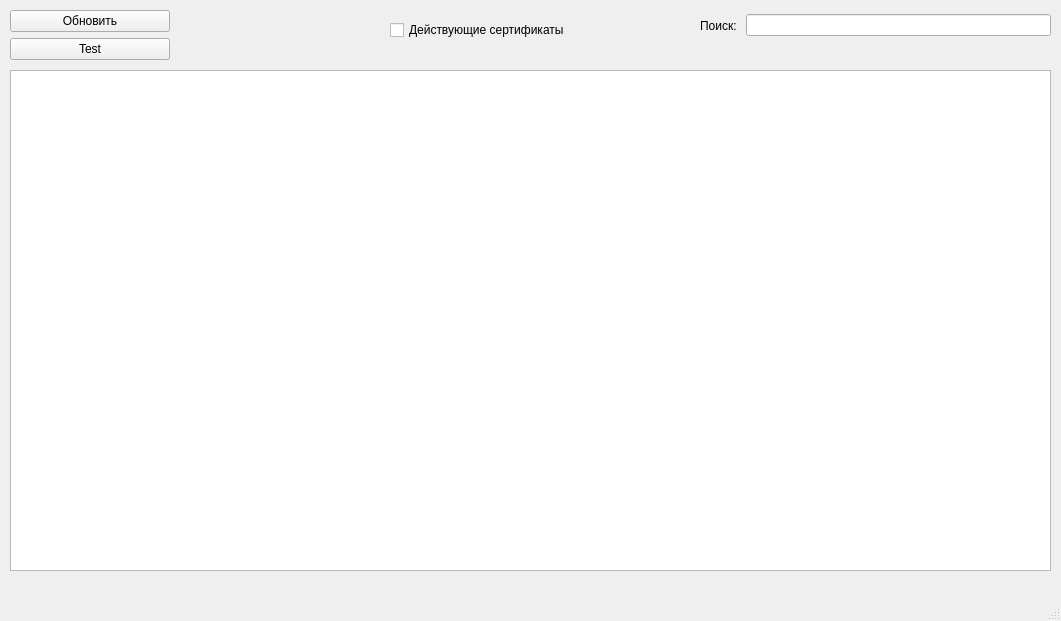
First picture: the form in tableview.ui, repository Kyraas/work, before the edit.
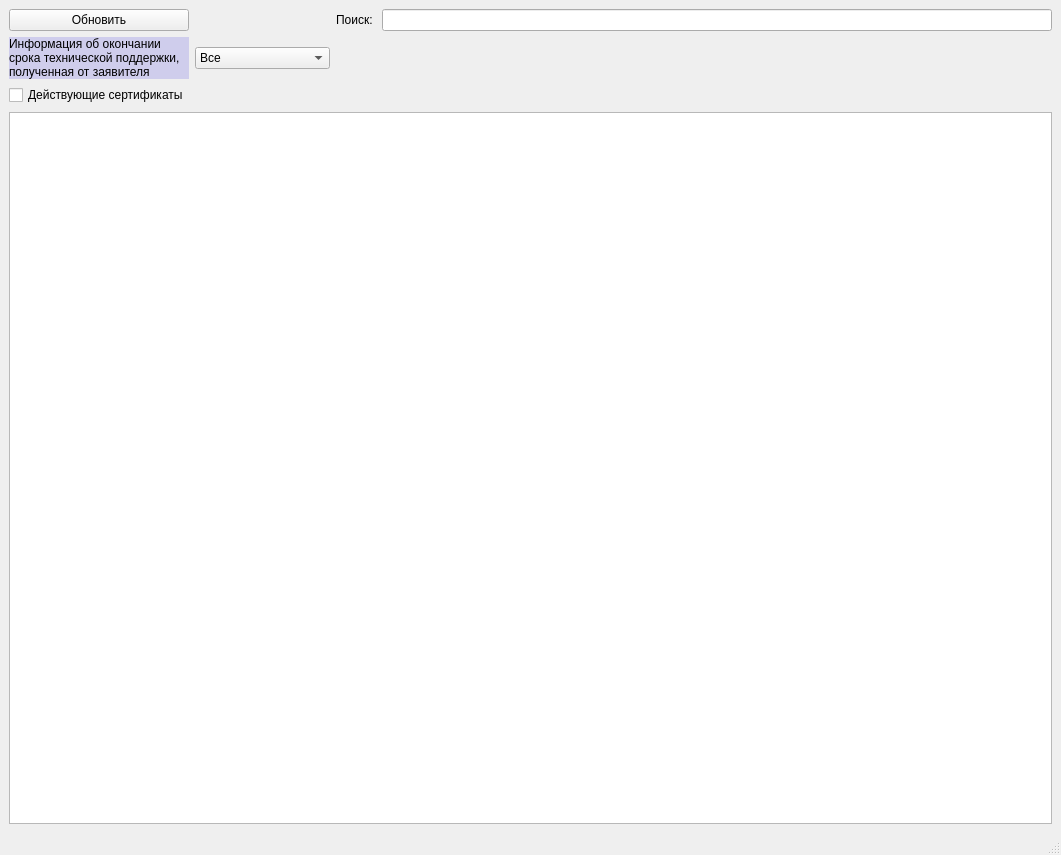
Second picture: the form after the edit.

What changed in the file:
```diff
--- a/tableview.ui
+++ b/tableview.ui
@@ -7,94 +7,127 @@
     <x>0</x>
     <y>0</y>
     <width>1061</width>
-    <height>621</height>
+    <height>855</height>
    </rect>
   </property>
   <property name="windowTitle">
    <string>MainWindow</string>
   </property>
   <widget class="QWidget" name="centralwidget">
-   <widget class="QTableView" name="tableView">
-    <property name="geometry">
-     <rect>
-      <x>10</x>
-      <y>70</y>
-      <width>1041</width>
-      <height>501</height>
-     </rect>
-    </property>
-    <property name="editTriggers">
-     <set>QAbstractItemView::NoEditTriggers</set>
-    </property>
-    <property name="selectionBehavior">
-     <enum>QAbstractItemView::SelectRows</enum>
-    </property>
-   </widget>
-   <widget class="QWidget" name="horizontalLayoutWidget_2">
-    <property name="geometry">
-     <rect>
-      <x>700</x>
-      <y>0</y>
-      <width>351</width>
-      <height>51</height>
-     </rect>
-    </property>
-    <layout class="QHBoxLayout" name="horizontalLayout_2">
-     <item>
-      <widget class="QLabel" name="label">
+   <layout class="QGridLayout" name="gridLayout">
+    <item row="1" column="0">
+     <widget class="QLabel" name="label_2">
+      <property name="autoFillBackground">
+       <bool>false</bool>
+      </property>
+      <property name="styleSheet">
+       <string notr="true">background-color: rgb(207, 205, 236);</string>
+      </property>
+      <property name="text">
+       <string>Информация об окончании
+срока технической поддержки,
+полученная от заявителя</string>
+      </property>
+     </widget>
+    </item>
+    <item row="1" column="1">
+     <widget class="QComboBox" name="comboBox">
+      <item>
        <property name="text">
-        <string>Поиск: </string>
+        <string>Все</string>
        </property>
-      </widget>
-     </item>
-     <item>
-      <widget class="QLineEdit" name="lineEdit">
-       <property name="clearButtonEnabled">
-        <bool>false</bool>
+      </item>
+      <item>
+       <property name="text">
+        <string>Действительно</string>
        </property>
-      </widget>
-     </item>
-    </layout>
-   </widget>
-   <widget class="QWidget" name="verticalLayoutWidget">
-    <property name="geometry">
-     <rect>
-      <x>10</x>
-      <y>10</y>
-      <width>160</width>
-      <height>51</height>
-     </rect>
-    </property>
-    <layout class="QVBoxLayout" name="verticalLayout">
-     <item>
-      <widget class="QPushButton" name="pushButton">
+      </item>
+      <item>
        <property name="text">
-        <string>Обновить</string>
+        <string>Не действительно</string>
        </property>
-      </widget>
-     </item>
-     <item>
-      <widget class="QPushButton" name="pushButton_2">
+      </item>
+      <item>
        <property name="text">
-        <string>Test</string>
+        <string>Бессрочно</string>
        </property>
-      </widget>
-     </item>
-    </layout>
-   </widget>
-   <widget class="QCheckBox" name="checkBox">
-    <property name="geometry">
-     <rect>
-      <x>390</x>
-      <y>20</y>
-      <width>181</width>
-      <height>20</height>
-     </rect>
-    </property>
-    <property name="text">
-     <string>Действующие сертификаты</string>
-    </property>
-   </widget>
+      </item>
+      <item>
+       <property name="text">
+        <string>Нет</string>
+       </property>
+      </item>
+     </widget>
+    </item>
+    <item row="1" column="2">
+     <spacer name="horizontalSpacer">
+      <property name="orientation">
+       <enum>Qt::Horizontal</enum>
+      </property>
+      <property name="sizeHint" stdset="0">
+       <size>
+        <width>851</width>
+        <height>21</height>
+       </size>
+      </property>
+     </spacer>
+    </item>
+    <item row="2" column="0">
+     <widget class="QCheckBox" name="checkBox">
+      <property name="text">
+       <string>Действующие сертификаты</string>
+      </property>
+     </widget>
+    </item>
+    <item row="3" column="0" colspan="3">
+     <widget class="QTableView" name="tableView">
+      <property name="editTriggers">
+       <set>QAbstractItemView::NoEditTriggers</set>
+      </property>
+      <property name="selectionBehavior">
+       <enum>QAbstractItemView::SelectRows</enum>
+      </property>
+     </widget>
+    </item>
+    <item row="2" column="1" colspan="2">
+     <spacer name="horizontalSpacer_2">
+      <property name="orientation">
+       <enum>Qt::Horizontal</enum>
+      </property>
+      <property name="sizeHint" stdset="0">
+       <size>
+        <width>851</width>
+        <height>21</height>
+       </size>
+      </property>
+     </spacer>
+    </item>
+    <item row="0" column="0">
+     <widget class="QPushButton" name="pushButton">
+      <property name="text">
+       <string>Обновить</string>
+      </property>
+     </widget>
+    </item>
+    <item row="0" column="2">
+     <layout class="QHBoxLayout" name="horizontalLayout_2">
+      <item>
+       <widget class="QLabel" name="label">
+        <property name="text">
+         <string>Поиск: </string>
+        </property>
+       </widget>
+      </item>
+      <item>
+       <widget class="QLineEdit" name="lineEdit">
+        <property name="clearButtonEnabled">
+         <bool>false</bool>
+        </property>
+       </widget>
+      </item>
+     </layout>
+    </item>
+   </layout>
   </widget>
   <widget class="QMenuBar" name="menubar">
    <property name="geometry">
```
Left out of the diff: 19 changed lines with no effect on the pictures.
